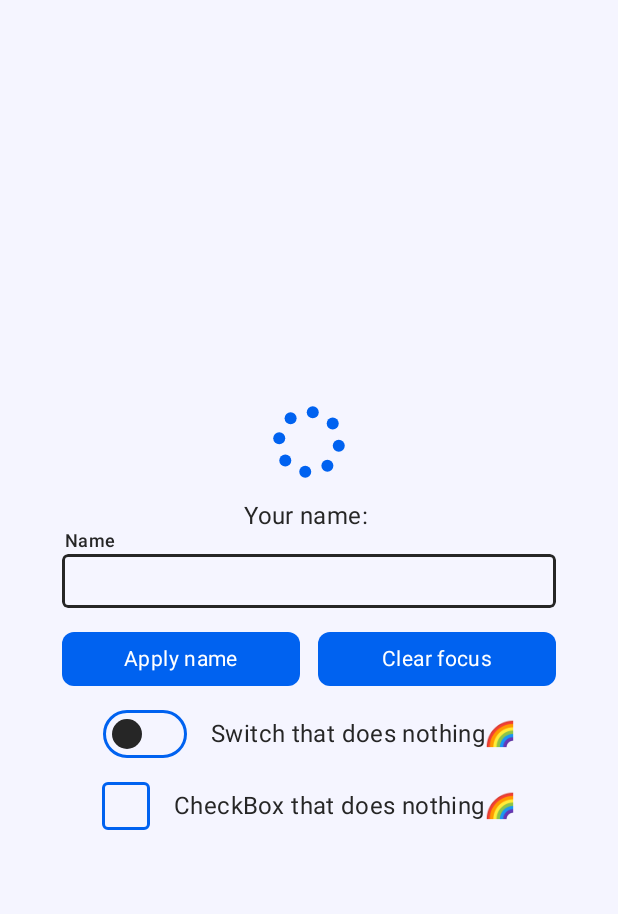
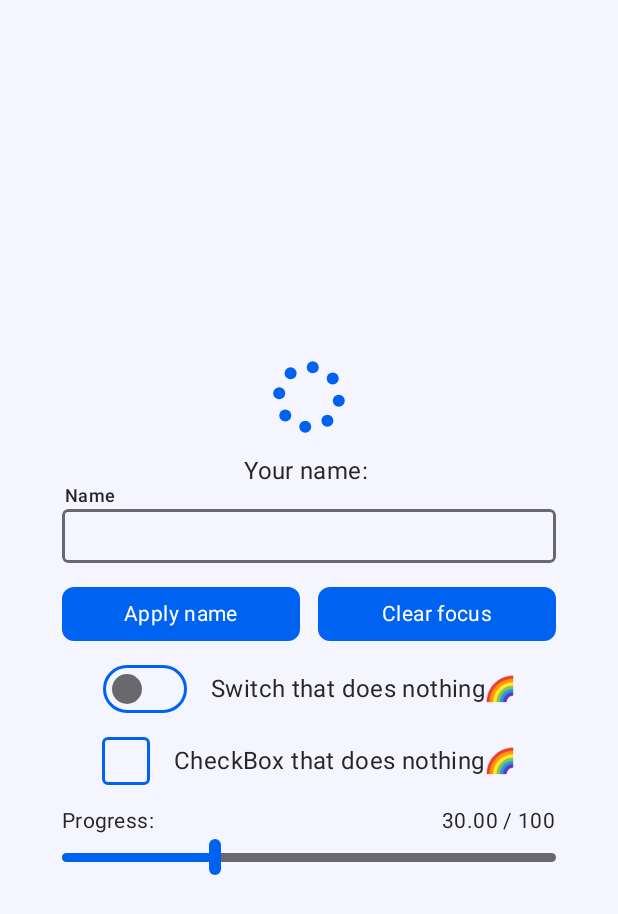
Before and after one commit to sal1r/MyUI, an Android app built with Jetpack Compose: the screen it shows after launch (MainActivity), after a tap on "Apply name", on a phone screen of 412 x 824 dp. Shown: the top 914 px of the screen. Run offline under Robolectric (Android 15) with nearby library versions, the phone set to English and light mode, and no system bars.

Commit message:
feat: Slider
- добавлен новый компонент: Slider
- исправление BubleIndication
- изменения дизайна
- Color.disabled

```diff
--- a/app/src/main/kotlin/com/salir/notic/MyPreview.kt
+++ b/app/src/main/kotlin/com/salir/notic/MyPreview.kt
@@ -1,5 +1,7 @@
 package com.salir.notic
 
+import android.transition.Slide
+import android.widget.Space
 import androidx.compose.foundation.background
 import androidx.compose.foundation.layout.Box
 import androidx.compose.foundation.layout.Column
@@ -12,6 +14,7 @@ import androidx.compose.foundation.layout.padding
 import androidx.compose.foundation.layout.width
 import androidx.compose.runtime.Composable
 import androidx.compose.runtime.getValue
+import androidx.compose.runtime.mutableFloatStateOf
 import androidx.compose.runtime.mutableStateOf
 import androidx.compose.runtime.remember
 import androidx.compose.runtime.setValue
@@ -23,6 +26,7 @@ import androidx.compose.ui.unit.dp
 import com.salir.myui.components.Button
 import com.salir.myui.components.CheckBox
 import com.salir.myui.components.LoadingIndicator
+import com.salir.myui.components.Slider
 import com.salir.myui.components.Switch
 import com.salir.myui.components.Text
 import com.salir.myui.components.TextField
@@ -123,6 +127,31 @@ fun MyPreview() {
                 textStyle = Theme.typo.title
             )
         }
+
+        Spacer(modifier = Modifier.height(16.dp))
+
+        var progress by remember { mutableFloatStateOf(30f) }
+
+        Row {
+            Text(
+                text = "Progress:"
+            )
+
+            Spacer(modifier = Modifier.weight(1f))
+
+            Text(
+                text = "%.2f / 100".format(progress)
+            )
+        }
+
+        Spacer(modifier = Modifier.height(4.dp))
+
+        Slider(
+            progress = progress,
+            onProgressChanged = { progress = it },
+            range = 0f..100f,
+            modifier = Modifier.fillMaxWidth()
+        )
     }
 }
 
--- a/myui/src/main/kotlin/com/salir/myui/components/Button.kt
+++ b/myui/src/main/kotlin/com/salir/myui/components/Button.kt
@@ -35,8 +35,7 @@ fun Button(
         modifier = modifier
             .clip(Theme.shapes.medium)
             .background(Theme.colors.primary)
-            // TODO: add indication
-            .clickable(onClick = onClick)
+            .clickable(onClick = onClick, interactionSource = interactionSource, indication = LocalIndication.current)
             .padding(horizontal = 16.dp, vertical = 10.dp),
         verticalAlignment = Alignment.CenterVertically,
         horizontalArrangement = Arrangement.Center
--- /dev/null
+++ b/myui/src/main/kotlin/com/salir/myui/components/Slider.kt
@@ -0,0 +1,138 @@
+package com.salir.myui.components
+
+import android.graphics.Paint.Align
+import android.util.Log
+import androidx.compose.foundation.background
+import androidx.compose.foundation.clickable
+import androidx.compose.foundation.combinedClickable
+import androidx.compose.foundation.gestures.detectHorizontalDragGestures
+import androidx.compose.foundation.gestures.detectTapGestures
+import androidx.compose.foundation.layout.Box
+import androidx.compose.foundation.layout.BoxWithConstraints
+import androidx.compose.foundation.layout.fillMaxSize
+import androidx.compose.foundation.layout.fillMaxWidth
+import androidx.compose.foundation.layout.height
+import androidx.compose.foundation.layout.offset
+import androidx.compose.foundation.layout.padding
+import androidx.compose.foundation.layout.size
+import androidx.compose.foundation.layout.width
+import androidx.compose.runtime.Composable
+import androidx.compose.runtime.getValue
+import androidx.compose.runtime.mutableFloatStateOf
+import androidx.compose.runtime.remember
+import androidx.compose.runtime.rememberUpdatedState
+import androidx.compose.runtime.setValue
+import androidx.compose.ui.Alignment
+import androidx.compose.ui.Modifier
+import androidx.compose.ui.draw.clip
+import androidx.compose.ui.geometry.Offset
+import androidx.compose.ui.input.pointer.pointerInput
+import androidx.compose.ui.modifier.modifierLocalOf
+import androidx.compose.ui.tooling.preview.Preview
+import androidx.compose.ui.unit.IntOffset
+import androidx.compose.ui.unit.dp
+import com.salir.myui.theme.AppTheme
+import com.salir.myui.theme.Theme
+import com.salir.myui.theme.colors.disabled
+import kotlinx.coroutines.flow.asFlow
+
+// TODO: add progress state inside Composable
+@Composable
+fun Slider(
+    progress: Float,
+    onProgressChanged: (Float) -> Unit,
+    onEndProgressChange: () -> Unit = {},
+    range: ClosedFloatingPointRange<Float>,
+    modifier: Modifier = Modifier
+) {
+    val prog = progress / range.endInclusive
+
+    Box(
+        modifier = modifier,
+        contentAlignment = Alignment.Center
+    ) {
+        Box(
+            modifier = Modifier
+                .fillMaxWidth()
+                .height(6.dp)
+                .clip(Theme.shapes.absolute)
+                .background(Theme.colors.onBackground.disabled)
+        ) {
+            Box(
+                modifier = Modifier
+                    .height(6.dp)
+                    .clip(Theme.shapes.absolute)
+                    .background(Theme.colors.primary)
+                    .fillMaxWidth(prog)
+            )
+        }
+        BoxWithConstraints(
+            modifier = Modifier
+                .fillMaxWidth()
+                .padding(end = 2.dp)
+                .pointerInput(Unit) {
+                    detectTapGestures(
+                        onTap = { offset: Offset ->
+                            onProgressChanged((offset.x / size.width * range.endInclusive).coerceIn(range))
+                        }
+                    )
+                }
+        ) {
+            val handlePos by rememberUpdatedState(maxWidth * prog)
+
+            Box(
+                modifier = Modifier
+                    .size(24.dp)
+                    .offset {
+                        IntOffset(
+                            x = (handlePos - 8.dp).roundToPx(),
+                            y = 0
+                        )
+                    }
+                    .pointerInput(Unit) {
+                        detectHorizontalDragGestures(
+                            onDragStart = {},
+                            onHorizontalDrag = { change, amount ->
+                                change.consume()
+                                onProgressChanged(((handlePos.toPx() + amount) / maxWidth.toPx() * range.endInclusive).coerceIn(range))
+                            },
+                            onDragEnd = onEndProgressChange,
+                            onDragCancel = onEndProgressChange
+                        )
+                    },
+                contentAlignment = Alignment.Center
+            ) {
+                Box(
+                    modifier = Modifier
+                        .height(24.dp)
+                        .width(8.dp)
+                        .clip(Theme.shapes.absolute)
+                        .background(Theme.colors.primary)
+                )
+            }
+        }
+    }
+}
+
+
+@Preview
+@Composable
+private fun SliderPreview() {
+    var progress by remember { mutableFloatStateOf(30f) }
+    AppTheme {
+        Box(
+            modifier = Modifier
+                .fillMaxSize()
+                .background(Theme.colors.background)
+        ) {
+            Slider(
+                progress = progress,
+                onProgressChanged = { progress = it },
+                range = 0f..100f,
+                modifier = Modifier
+                    .align(Alignment.Center)
+                    .width(300.dp)
+            )
+        }
+    }
+}
--- a/myui/src/main/kotlin/com/salir/myui/components/Switch.kt
+++ b/myui/src/main/kotlin/com/salir/myui/components/Switch.kt
@@ -26,6 +26,7 @@ import androidx.compose.ui.unit.IntOffset
 import androidx.compose.ui.unit.dp
 import com.salir.myui.theme.AppTheme
 import com.salir.myui.theme.Theme
+import com.salir.myui.theme.colors.disabled
 
 @Composable
 fun Switch(
@@ -42,7 +43,7 @@ fun Switch(
             .width(48.dp)
     ) {
         val xOffset by animateDpAsState(targetValue = if (isActive) 24.dp else 0.dp, animationSpec = tween(150))
-        val color by animateColorAsState(if (isActive) Theme.colors.primary else Theme.colors.onBackground, animationSpec = tween(150))
+        val color by animateColorAsState(if (isActive) Theme.colors.primary else Theme.colors.onBackground.disabled, animationSpec = tween(150))
 
         Box(
             modifier = Modifier
--- a/myui/src/main/kotlin/com/salir/myui/components/TextField.kt
+++ b/myui/src/main/kotlin/com/salir/myui/components/TextField.kt
@@ -33,6 +33,7 @@ import androidx.compose.ui.unit.dp
 import com.salir.myui.theme.AppTheme
 import com.salir.myui.theme.Theme
 import com.salir.myui.theme.colors.LocalContentColor
+import com.salir.myui.theme.colors.disabled
 import com.salir.myui.theme.typo.LocalTextStyle
 
 @Composable
@@ -64,8 +65,12 @@ fun TextField(
         minLines = minLines,
         maxLines = maxLines,
         decorationBox = { innerTextField ->
-            val color by animateColorAsState(
+            val labelColor by animateColorAsState(
                 targetValue = if (isFocused) Theme.colors.primary else Theme.colors.onBackground,
+                animationSpec = tween(150)
+            )
+            val outlineColor by animateColorAsState(
+                targetValue = if (isFocused) Theme.colors.primary else Theme.colors.onBackground.disabled,
                 animationSpec = tween(150)
             )
 
@@ -76,7 +81,7 @@ fun TextField(
                     ) {
                         CompositionLocalProvider(
                             LocalTextStyle provides Theme.typo.label,
-                            LocalContentColor provides color
+                            LocalContentColor provides labelColor
                         ) {
                             label.invoke()
                         }
@@ -89,7 +94,7 @@ fun TextField(
                         .clip(Theme.shapes.small)
                         .border(
                             width = 2.dp,
-                            color = color,
+                            color = outlineColor,
                             shape = Theme.shapes.small
                         )
                         .padding(horizontal = 8.dp, vertical = 10.dp)
--- /dev/null
+++ b/myui/src/main/kotlin/com/salir/myui/theme/colors/DisabledColorExt.kt
@@ -0,0 +1,9 @@
+package com.salir.myui.theme.colors
+
+import androidx.compose.runtime.Composable
+import androidx.compose.ui.graphics.Color
+import com.salir.myui.theme.Theme
+
+
+val Color.disabled
+    @Composable get() = copy(alpha = Theme.colors.disabledAlpha)
--- a/myui/src/main/kotlin/com/salir/myui/theme/indication/BubbleIndicationNode.kt
+++ b/myui/src/main/kotlin/com/salir/myui/theme/indication/BubbleIndicationNode.kt
@@ -4,6 +4,8 @@ import androidx.compose.animation.core.Animatable
 import androidx.compose.animation.core.tween
 import androidx.compose.foundation.interaction.InteractionSource
 import androidx.compose.foundation.interaction.PressInteraction
+import androidx.compose.foundation.pager.PageSize.Fill.calculateMainAxisPageSize
+import androidx.compose.runtime.mutableStateOf
 import androidx.compose.ui.Modifier
 import androidx.compose.ui.geometry.Offset
 import androidx.compose.ui.graphics.Color
@@ -16,7 +18,7 @@ import kotlin.math.max
 class BubbleIndicationNode(
     private val interactionSource: InteractionSource
 ): Modifier.Node(), DrawModifierNode {
-    private var pressPosition: Offset = Offset.Zero
+    private var pressPosition = mutableStateOf<Offset?>(null)
     private val animatedScale = Animatable(0.1f)
     private val animatedAlpha = Animatable(0.5f)
     private val animationSpec = tween<Float>(800)
@@ -34,7 +36,7 @@ class BubbleIndicationNode(
             interactionSource.interactions.collect { interaction ->
                 when (interaction) {
                     is PressInteraction.Press -> {
-                        pressPosition = interaction.pressPosition
+                        pressPosition.value = interaction.pressPosition
 
                         animatedAlpha.snapTo(0.5f)
                         animatedScale.snapTo(0.1f)
@@ -55,11 +57,13 @@ class BubbleIndicationNode(
 
     override fun ContentDrawScope.draw() {
         drawContent()
-        drawCircle(
-            color = Color(0xFF000000),
-            center = pressPosition,
-            radius = max(size.width, size.height) * animatedScale.value,
-            alpha = animatedAlpha.value
-        )
+        pressPosition.value?.let { position ->
+            drawCircle(
+                color = Color(0xFF000000),
+                center = position,
+                radius = max(size.width, size.height) * animatedScale.value,
+                alpha = animatedAlpha.value
+            )
+        }
     }
 }
```
